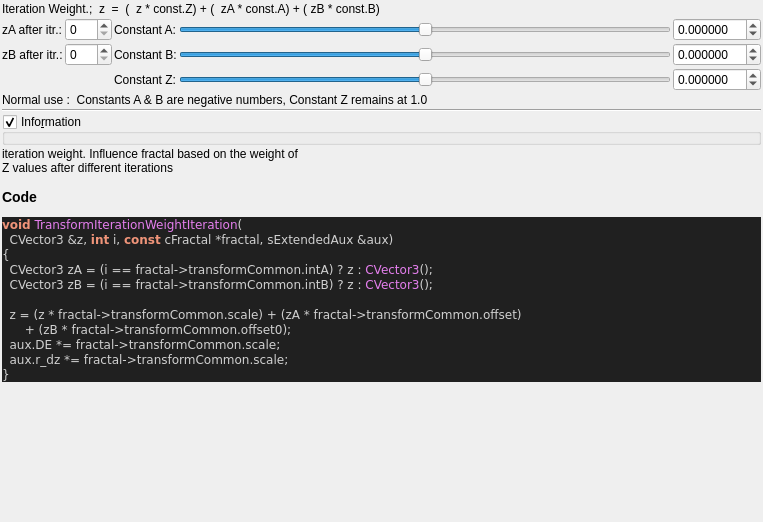
This is mandelbulber2/qt_data/fractal_transf_iteration_weight.ui in buddhi1980/mandelbulber2 as Qt 5 draws it before an edit. The edited form follows.
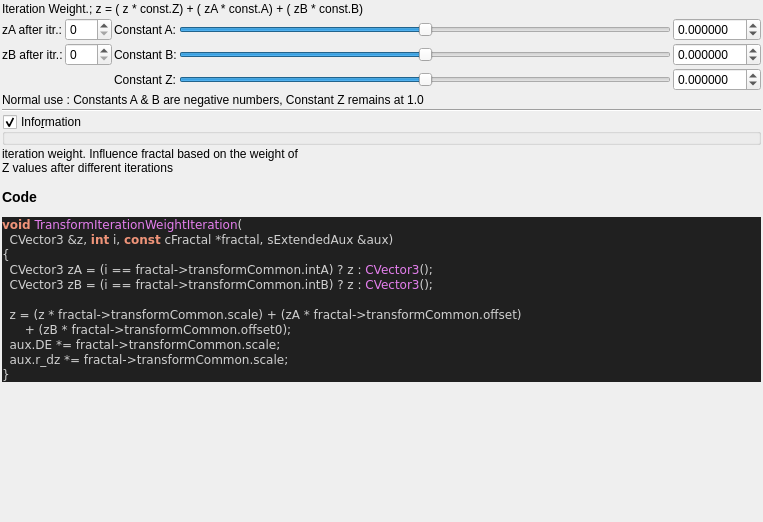
This is the edited form. Custom widgets are drawn as their Qt base class.

```diff
--- a/mandelbulber2/qt_data/fractal_transf_iteration_weight.ui
+++ b/mandelbulber2/qt_data/fractal_transf_iteration_weight.ui
@@ -32,7 +32,7 @@
    <item>
     <widget class="QLabel" name="label_78">
      <property name="text">
-      <string>Iteration Weight.;  z  =  (  z * const.Z) + (  zA * const.A) + ( zB * const.B)</string>
+      <string>Iteration Weight.; z = ( z * const.Z) + ( zA * const.A) + ( zB * const.B)</string>
      </property>
     </widget>
    </item>
@@ -261,7 +261,7 @@
      <item row="3" column="0" colspan="5">
       <widget class="QLabel" name="label">
        <property name="text">
-        <string>Normal use :  Constants A &amp; B are negative numbers, Constant Z remains at 1.0</string>
+        <string>Normal use : Constants A &amp; B are negative numbers, Constant Z remains at 1.0</string>
        </property>
       </widget>
      </item>
```
